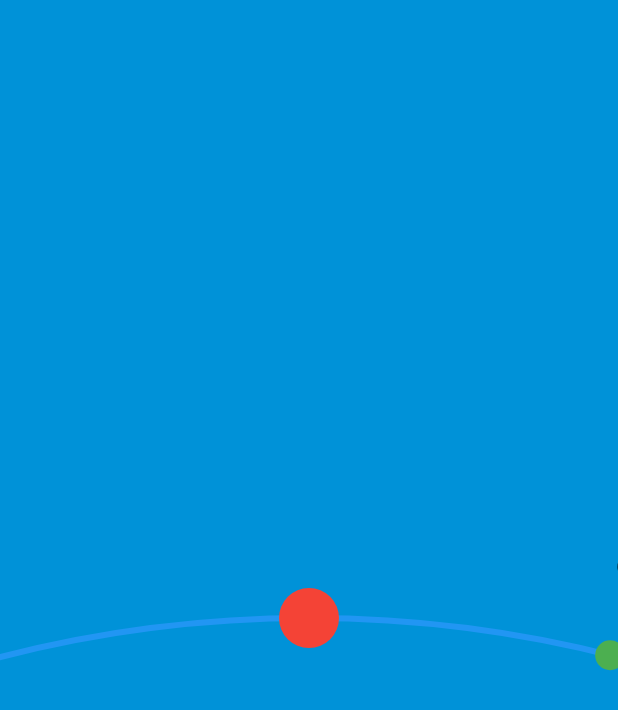
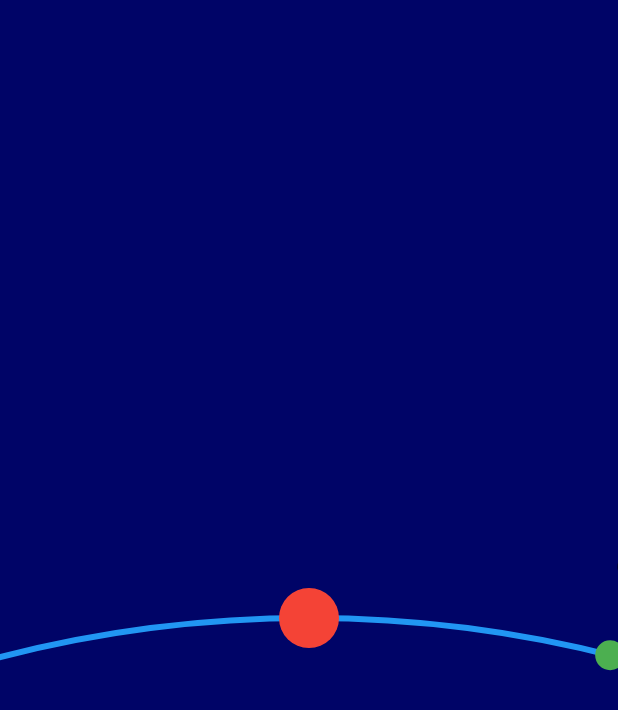
Before and after one commit to rtcoder/circle-jump, a Flutter app: the screen it shows after launch, after a tap on "Start Game", on a phone screen of 412 x 824 dp. Shown: the top 710 px of the screen. Run offline on Flutter 3.47's test engine with Material 3 defaults, Android fonts, the phone set to English and light mode, and no system bars.

Commit message:
Refactor background color calculation into a separate file.
Moved the background color interpolation logic to a new `background_color.dart` file for better modularity and clean code structure. Replaced the inline color calculation in `animated_background.dart` with `getBackgroundColor()`, which offers more detailed color transitions. This improves maintainability and simplifies the main background animation code.

```diff
--- a/lib/Background/animated_background.dart
+++ b/lib/Background/animated_background.dart
@@ -6,6 +6,7 @@ import 'package:flutter/material.dart';
 import '../Painters/cloud_painter.dart';
 import '../Painters/sun_moon_painter.dart';
 import 'Cloud/cloud.dart';
+import 'background_color.dart';
 
 class AnimatedBackground extends StatefulWidget {
   const AnimatedBackground({super.key});
@@ -84,11 +85,7 @@ class _AnimatedBackgroundState extends State<AnimatedBackground>
         // Aktualizacja pozycji chmur
         _updateClouds(timeDelta / 1000.0); // Przeliczenie na sekundy
 
-        final backgroundColor = Color.lerp(
-          Color(0xFF0093D9),
-          Color(0xFF010117),
-          time <= 0.5 ? time * 2 : (1 - time) * 2,
-        );
+        final backgroundColor = getBackgroundColor(time);
 
         final size = MediaQuery.of(context).size;
 
--- /dev/null
+++ b/lib/Background/background_color.dart
@@ -0,0 +1,33 @@
+import 'dart:ui';
+
+final lightBlue = Color(0xFF0093D9);
+final darkBlue = Color(0xFF000064);
+final darkBlue2 = Color(0xFF01012F);
+final darkBlue3 = Color(0xFF010117);
+final blue = Color(0xFF0000A8);
+
+Color getBackgroundColor(double time) {
+  if (time <= 0.125) {
+    return Color.lerp(darkBlue, lightBlue, time * 8)!;
+  }
+  if (time > 0.125 && time <= 0.25) {
+    return lightBlue;
+  }
+  if (time > 0.25 && time <= 0.375) {
+    return Color.lerp(lightBlue, blue, (time - 0.25) * 8)!;
+  }
+  if (time > 0.375 && time <= 0.5) {
+    return Color.lerp(blue, darkBlue, (time - 0.375) * 8)!;
+  }
+  if (time > 0.5 && time <= 0.625) {
+    return Color.lerp(darkBlue, darkBlue2, (time - 0.5) * 8)!;
+  }
+  if (time > 0.625 && time <= 0.75) {
+    return darkBlue2;
+  }
+  if (time > 0.75 && time <= 0.875) {
+    return Color.lerp(darkBlue3, darkBlue, (time - 0.75) * 8)!;
+  }
+
+  return darkBlue;
+}
```
